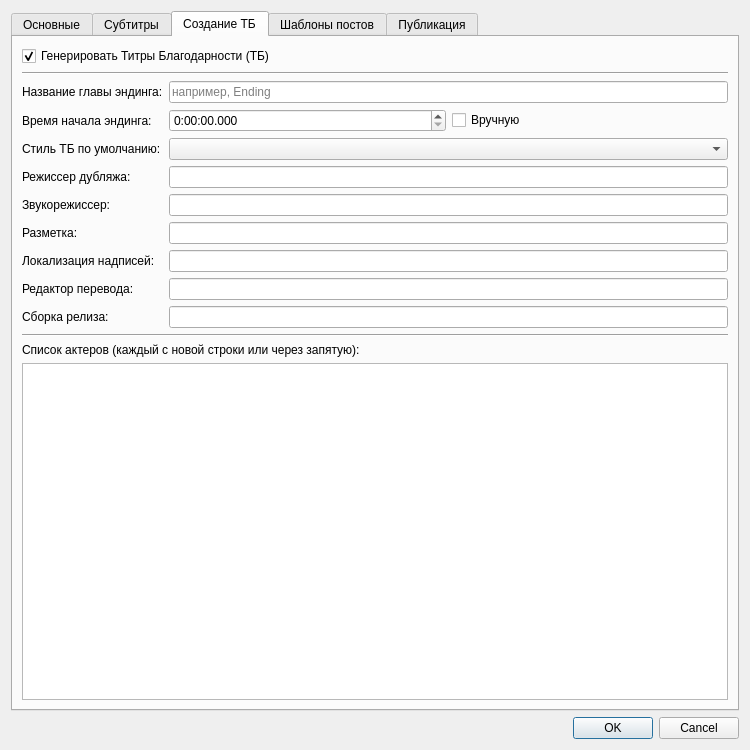
Before: the Qt Designer form templateeditor.ui in IceHoles/DubbingTool, drawn with Qt 5.
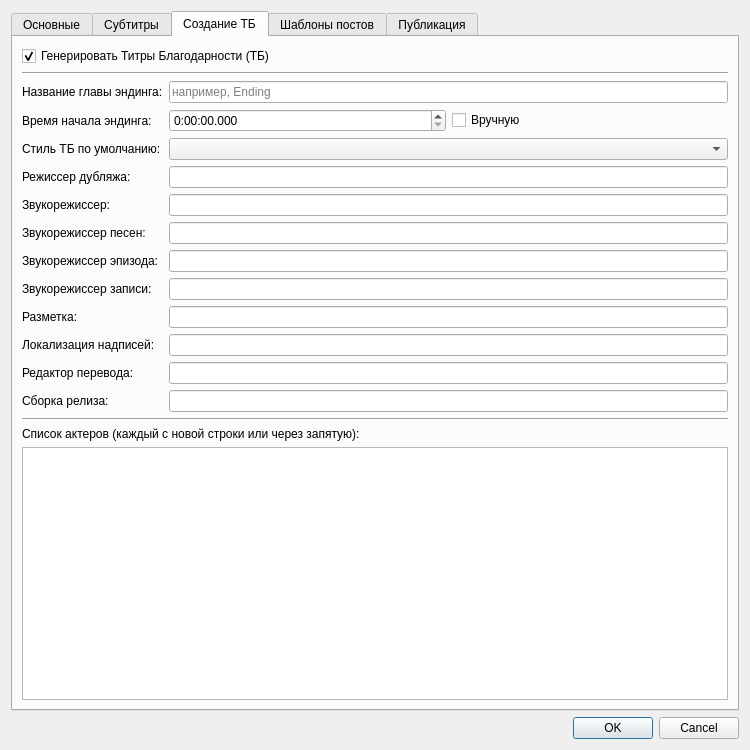
After: the same form once the commit is applied. The open tabs and pages were chosen to show the change.

```diff
--- a/templateeditor.ui
+++ b/templateeditor.ui
@@ -424,43 +424,73 @@
           <widget class="QLineEdit" name="soundEngineerEdit"/>
          </item>
          <item row="5" column="0">
+          <widget class="QLabel" name="label_16">
+           <property name="text">
+            <string>Звукорежиссер песен:</string>
+           </property>
+          </widget>
+         </item>
+         <item row="5" column="1">
+          <widget class="QLineEdit" name="songsSoundEngineerEdit"/>
+         </item>
+         <item row="6" column="0">
+          <widget class="QLabel" name="label_26">
+           <property name="text">
+            <string>Звукорежиссер эпизода:</string>
+           </property>
+          </widget>
+         </item>
+         <item row="6" column="1">
+          <widget class="QLineEdit" name="episodeSoundEngineerEdit"/>
+         </item>
+         <item row="7" column="0">
+          <widget class="QLabel" name="label_27">
+           <property name="text">
+            <string>Звукорежиссер записи:</string>
+           </property>
+          </widget>
+         </item>
+         <item row="7" column="1">
+          <widget class="QLineEdit" name="recordingSoundEngineerEdit"/>
+         </item>
+         <item row="8" column="0">
           <widget class="QLabel" name="label_14">
            <property name="text">
             <string>Разметка:</string>
            </property>
           </widget>
          </item>
-         <item row="5" column="1">
+         <item row="8" column="1">
           <widget class="QLineEdit" name="timingAuthorEdit"/>
          </item>
-         <item row="6" column="0">
+         <item row="9" column="0">
           <widget class="QLabel" name="label_signs_author">
            <property name="text">
             <string>Локализация надписей:</string>
            </property>
           </widget>
          </item>
-         <item row="6" column="1">
+         <item row="9" column="1">
           <widget class="QLineEdit" name="signsAuthorEdit"/>
          </item>
-         <item row="7" column="0">
+         <item row="10" column="0">
           <widget class="QLabel" name="label_translation_editor">
            <property name="text">
             <string>Редактор перевода:</string>
            </property>
           </widget>
          </item>
-         <item row="7" column="1">
+         <item row="10" column="1">
           <widget class="QLineEdit" name="translationEditorEdit"/>
          </item>
-         <item row="8" column="0">
+         <item row="11" column="0">
           <widget class="QLabel" name="label_15">
            <property name="text">
             <string>Сборка релиза:</string>
            </property>
           </widget>
          </item>
-         <item row="8" column="1">
+         <item row="11" column="1">
           <widget class="QLineEdit" name="releaseBuilderEdit"/>
          </item>
         </layout>
```
